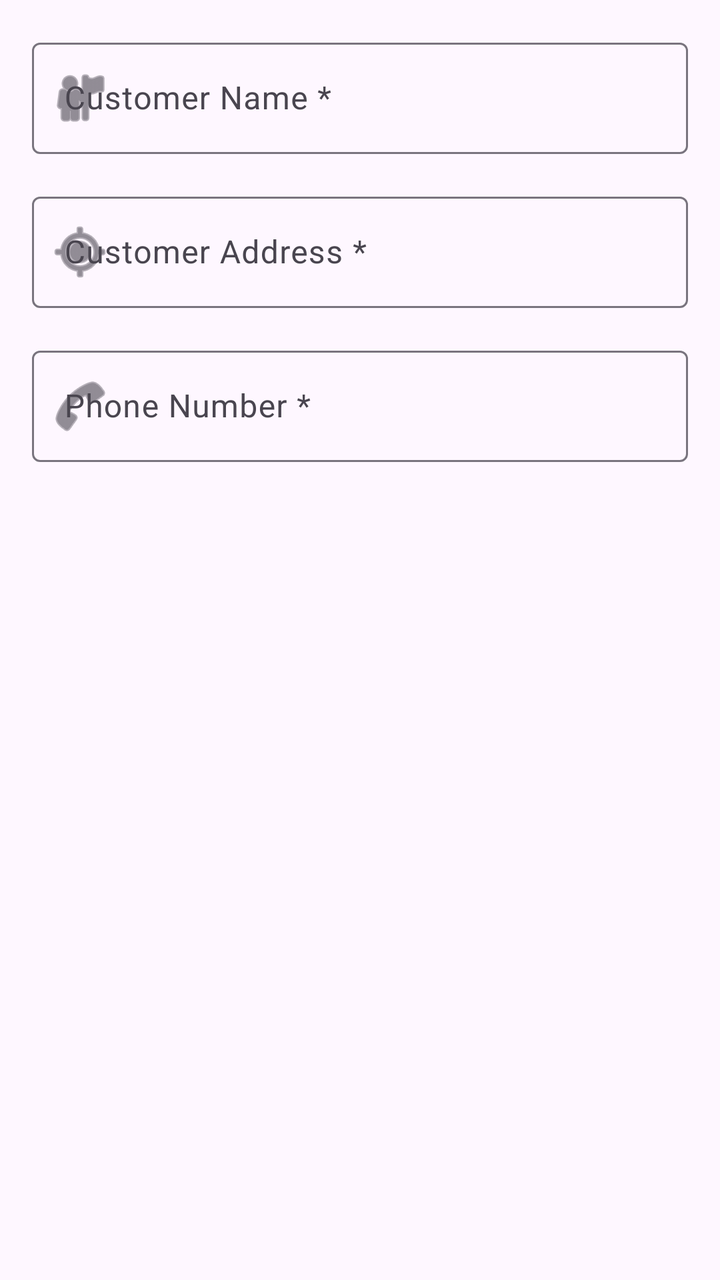
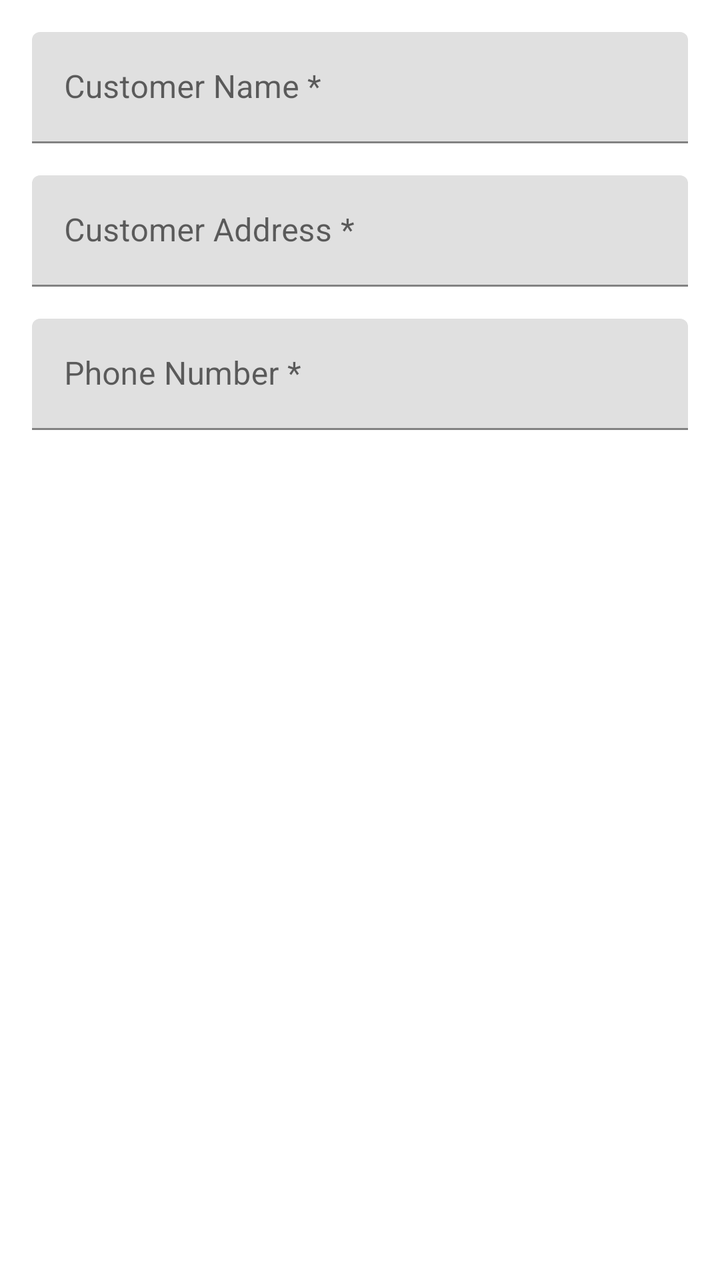

Screens rendered from an Android XML layout before and after an edit, with the pre-edit source and the edit as a unified diff.
<!-- AndroidManifest.xml: application theme Theme.AwakenCompany -->
<!-- res/layout/dialog_customer_info.xml -->
<?xml version="1.0" encoding="utf-8"?>
<ScrollView xmlns:android="http://schemas.android.com/apk/res/android"
    xmlns:app="http://schemas.android.com/apk/res-auto"
    android:layout_width="match_parent"
    android:layout_height="wrap_content"
    android:padding="16dp">

    <LinearLayout
        android:layout_width="match_parent"
        android:layout_height="wrap_content"
        android:orientation="vertical">

        <com.google.android.material.textfield.TextInputLayout
            android:id="@+id/tilCustomerName"
            android:layout_width="match_parent"
            android:layout_height="wrap_content"
            android:hint="Customer Name *"
            app:startIconDrawable="@android:drawable/ic_menu_myplaces">

            <com.google.android.material.textfield.TextInputEditText
                android:id="@+id/etCustomerName"
                android:layout_width="match_parent"
                android:layout_height="wrap_content"
                android:inputType="textPersonName" />

        </com.google.android.material.textfield.TextInputLayout>

        <com.google.android.material.textfield.TextInputLayout
            android:id="@+id/tilCustomerAddress"
            android:layout_width="match_parent"
            android:layout_height="wrap_content"
            android:layout_marginTop="16dp"
            android:hint="Customer Address *"
            app:startIconDrawable="@android:drawable/ic_menu_mylocation">

            <com.google.android.material.textfield.TextInputEditText
                android:id="@+id/etCustomerAddress"
                android:layout_width="match_parent"
                android:layout_height="wrap_content"
                android:inputType="textPostalAddress"
                android:lines="3"
                android:maxLines="5" />

        </com.google.android.material.textfield.TextInputLayout>

        <com.google.android.material.textfield.TextInputLayout
            android:id="@+id/tilCustomerPhone"
            android:layout_width="match_parent"
            android:layout_height="wrap_content"
            android:layout_marginTop="16dp"
            android:hint="Phone Number *"
            app:startIconDrawable="@android:drawable/ic_menu_call">

            <com.google.android.material.textfield.TextInputEditText
                android:id="@+id/etCustomerPhone"
                android:layout_width="match_parent"
                android:layout_height="wrap_content"
                android:inputType="phone" />

        </com.google.android.material.textfield.TextInputLayout>

    </LinearLayout>

</ScrollView>
<!-- resources referenced by this layout -->
<resources>
  <style name="Theme.AwakenCompany" parent="Theme.Material3.DayNight">
          <item name="colorPrimary">@color/primary</item>
          <item name="colorPrimaryVariant">@color/primary_dark</item>
          <item name="colorOnPrimary">@color/white</item>
      </style>
  <color name="primary">#667eea</color>
  <color name="primary_dark">#5568d3</color>
  <color name="white">#FFFFFF</color>
</resources>

<!-- the commit's change to res/layout/dialog_customer_info.xml (unified diff, before → after) -->
@@ -15,7 +15,7 @@
             android:layout_width="match_parent"
             android:layout_height="wrap_content"
             android:hint="Customer Name *"
-            app:startIconDrawable="@android:drawable/ic_menu_myplaces">
+            >
 
             <com.google.android.material.textfield.TextInputEditText
                 android:id="@+id/etCustomerName"
@@ -31,7 +31,7 @@
             android:layout_height="wrap_content"
             android:layout_marginTop="16dp"
             android:hint="Customer Address *"
-            app:startIconDrawable="@android:drawable/ic_menu_mylocation">
+            >
 
             <com.google.android.material.textfield.TextInputEditText
                 android:id="@+id/etCustomerAddress"
@@ -49,7 +49,7 @@
             android:layout_height="wrap_content"
             android:layout_marginTop="16dp"
             android:hint="Phone Number *"
-            app:startIconDrawable="@android:drawable/ic_menu_call">
+            >
 
             <com.google.android.material.textfield.TextInputEditText
                 android:id="@+id/etCustomerPhone"
<!-- resource entries referenced after the edit -->
@@ -1,6 +1,6 @@
 <!-- resources referenced by this layout -->
 <resources>
-  <style name="Theme.AwakenCompany" parent="Theme.Material3.DayNight">
+  <style name="Theme.AwakenCompany" parent="Theme.MaterialComponents.DayNight">
           <item name="colorPrimary">@color/primary</item>
           <item name="colorPrimaryVariant">@color/primary_dark</item>
           <item name="colorOnPrimary">@color/white</item>
